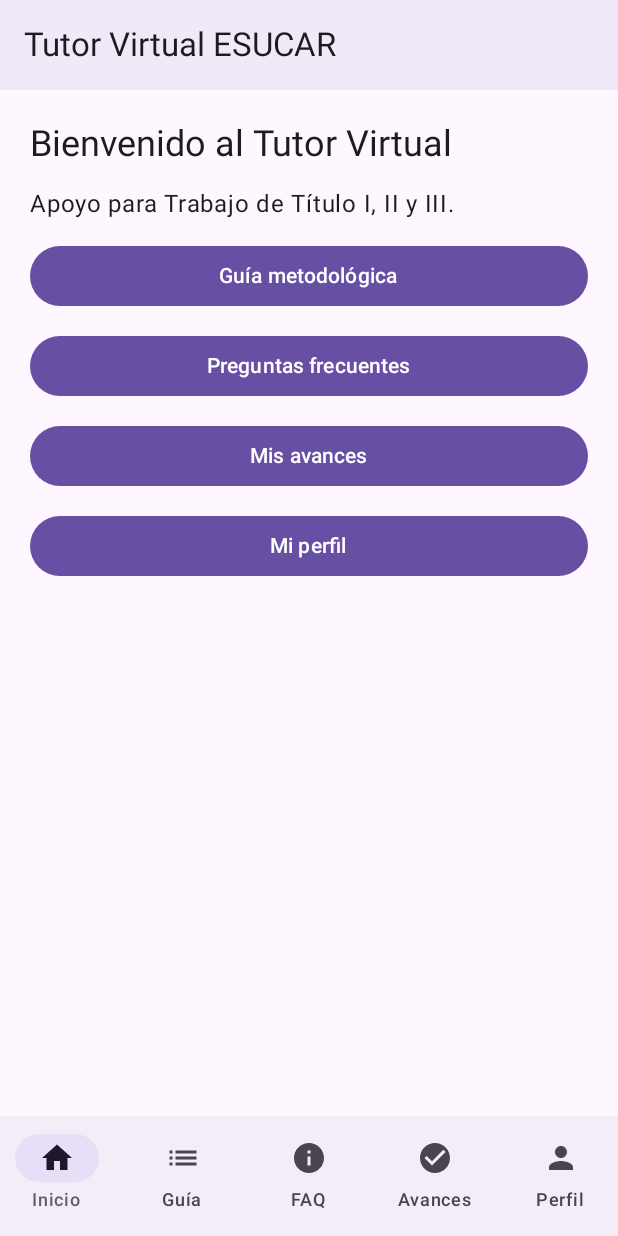
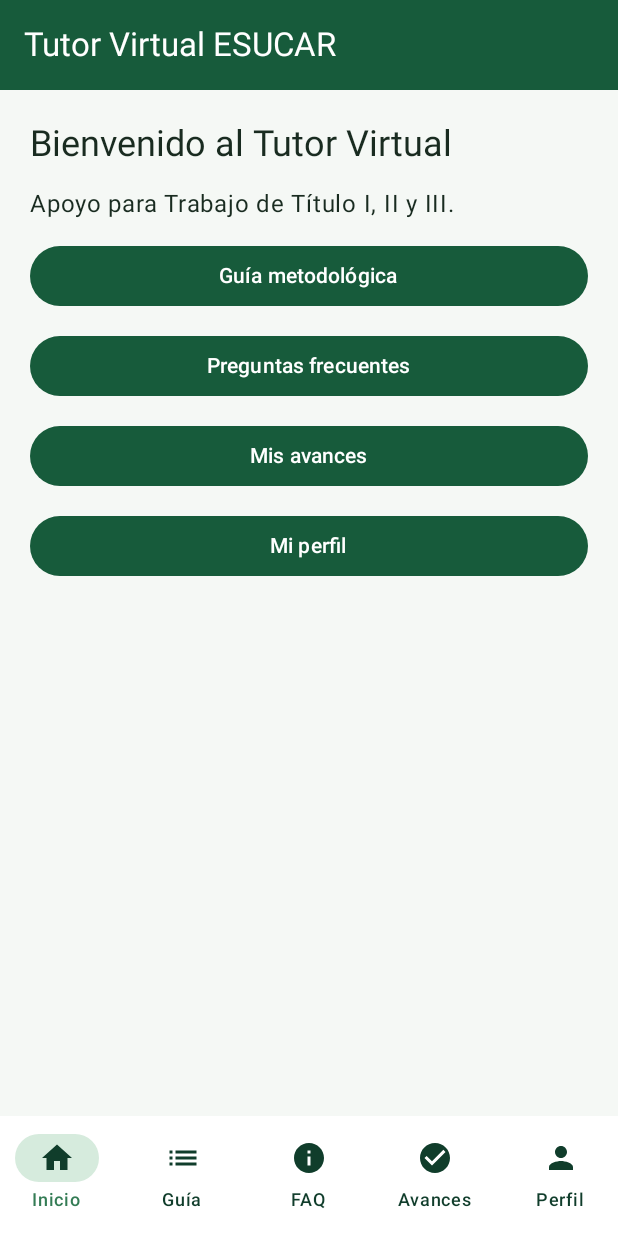
Before and after one commit to KevinValdebenito/TutorVirtualESUCAR, an Android app built with Jetpack Compose: the screen it shows after launch (MainActivity), on a phone screen of 412 x 824 dp. Run offline under Robolectric (Android 15) with nearby library versions, the phone set to English and light mode, and no system bars.

Commit message:
Cambio de estetica

```diff
--- a/app/src/main/java/cl/duoc/tutorvirtual/MainActivity.kt
+++ b/app/src/main/java/cl/duoc/tutorvirtual/MainActivity.kt
@@ -26,6 +26,7 @@ import cl.duoc.tutorvirtual.ui.screens.GuiaMetodologicaScreen
 import cl.duoc.tutorvirtual.ui.screens.FaqScreen
 import cl.duoc.tutorvirtual.ui.screens.AvancesScreen
 import cl.duoc.tutorvirtual.ui.screens.PerfilScreen
+import cl.duoc.tutorvirtual.ui.theme.TutorVirtualESUCARTheme
 
 class MainActivity : ComponentActivity() {
 
@@ -33,7 +34,7 @@ class MainActivity : ComponentActivity() {
         super.onCreate(savedInstanceState)
 
         setContent {
-            MaterialTheme {
+            TutorVirtualESUCARTheme {
                 TutorVirtualApp()
             }
         }
@@ -50,7 +51,9 @@ fun TutorVirtualApp() {
 
     Scaffold(
         topBar = {
-            Surface(tonalElevation = 3.dp) {
+            Surface(color = MaterialTheme.colorScheme.primary,
+                contentColor = MaterialTheme.colorScheme.onPrimary,
+                tonalElevation = 3.dp) {
                 Text(
                     text = "Tutor Virtual ESUCAR",
                     style = MaterialTheme.typography.titleLarge,
@@ -62,7 +65,7 @@ fun TutorVirtualApp() {
         },
 
         bottomBar = {
-            NavigationBar {
+            NavigationBar(containerColor = MaterialTheme.colorScheme.surface) {
 
                 NavigationBarItem(
                     selected = ruta == "inicio",
--- a/app/src/main/java/cl/duoc/tutorvirtual/ui/theme/Color.kt
+++ b/app/src/main/java/cl/duoc/tutorvirtual/ui/theme/Color.kt
@@ -2,10 +2,19 @@ package cl.duoc.tutorvirtual.ui.theme
 
 import androidx.compose.ui.graphics.Color
 
-val Purple80 = Color(0xFFD0BCFF)
-val PurpleGrey80 = Color(0xFFCCC2DC)
-val Pink80 = Color(0xFFEFB8C8)
 
-val Purple40 = Color(0xFF6650a4)
-val PurpleGrey40 = Color(0xFF625b71)
-val Pink40 = Color(0xFF7D5260)
+val VerdeInstitucional = Color(0xFF175B3B)
+val VerdeProfundo = Color(0xFF103D2B)
+val VerdeIntermedio = Color(0xFF347C55)
+val VerdeClaro = Color(0xFFD6EBDD)
+
+
+val Blanco = Color(0xFFFFFFFF)
+val FondoClaro = Color(0xFFF5F8F5)
+val TextoOscuro = Color(0xFF192B20)
+val GrisVerde = Color(0xFF52665A)
+
+
+val FondoOscuro = Color(0xFF101A15)
+val SuperficieOscura = Color(0xFF1B2920)
+val ColorVerdeModoOscuro = Color(0xFFA9D8B8)
--- a/app/src/main/java/cl/duoc/tutorvirtual/ui/theme/Theme.kt
+++ b/app/src/main/java/cl/duoc/tutorvirtual/ui/theme/Theme.kt
@@ -1,57 +1,72 @@
 package cl.duoc.tutorvirtual.ui.theme
 
-import android.app.Activity
-import android.os.Build
 import androidx.compose.foundation.isSystemInDarkTheme
 import androidx.compose.material3.MaterialTheme
 import androidx.compose.material3.darkColorScheme
-import androidx.compose.material3.dynamicDarkColorScheme
-import androidx.compose.material3.dynamicLightColorScheme
 import androidx.compose.material3.lightColorScheme
 import androidx.compose.runtime.Composable
-import androidx.compose.ui.platform.LocalContext
+
+private val LightColorScheme = lightColorScheme(
+    primary = VerdeInstitucional,
+    onPrimary = Blanco,
+    primaryContainer = VerdeClaro,
+    onPrimaryContainer = VerdeProfundo,
+
+    secondary = VerdeIntermedio,
+    onSecondary = Blanco,
+    secondaryContainer = VerdeClaro,
+    onSecondaryContainer = VerdeProfundo,
+
+    tertiary = GrisVerde,
+    onTertiary = Blanco,
+
+    background = FondoClaro,
+    onBackground = TextoOscuro,
+
+    surface = Blanco,
+    onSurface = TextoOscuro,
+
+    surfaceVariant = VerdeClaro,
+    onSurfaceVariant = VerdeProfundo,
+
+    outline = GrisVerde
+)
 
 private val DarkColorScheme = darkColorScheme(
-    primary = Purple80,
-    secondary = PurpleGrey80,
-    tertiary = Pink80
-)
+    primary = ColorVerdeModoOscuro,
+    onPrimary = VerdeProfundo,
+    primaryContainer = VerdeInstitucional,
+    onPrimaryContainer = Blanco,
 
-private val LightColorScheme = lightColorScheme(
-    primary = Purple40,
-    secondary = PurpleGrey40,
-    tertiary = Pink40
+    secondary = ColorVerdeModoOscuro,
+    onSecondary = VerdeProfundo,
 
-    /* Other default colors to override
-    background = Color(0xFFFFFBFE),
-    surface = Color(0xFFFFFBFE),
-    onPrimary = Color.White,
-    onSecondary = Color.White,
-    onTertiary = Color.White,
-    onBackground = Color(0xFF1C1B1F),
-    onSurface = Color(0xFF1C1B1F),
-    */
+    tertiary = VerdeClaro,
+    onTertiary = VerdeProfundo,
+
+    background = FondoOscuro,
+    onBackground = Blanco,
+
+    surface = SuperficieOscura,
+    onSurface = Blanco,
+
+    surfaceVariant = VerdeProfundo,
+    onSurfaceVariant = VerdeClaro,
+
+    outline = VerdeClaro
 )
 
 @Composable
 fun TutorVirtualESUCARTheme(
     darkTheme: Boolean = isSystemInDarkTheme(),
-    // Dynamic color is available on Android 12+
-    dynamicColor: Boolean = true,
     content: @Composable () -> Unit
 ) {
-    val colorScheme = when {
-        dynamicColor && Build.VERSION.SDK_INT >= Build.VERSION_CODES.S -> {
-            val context = LocalContext.current
-            if (darkTheme) dynamicDarkColorScheme(context) else dynamicLightColorScheme(context)
-        }
-
-        darkTheme -> DarkColorScheme
-        else -> LightColorScheme
-    }
-
     MaterialTheme(
-        colorScheme = colorScheme,
+        colorScheme = if (darkTheme) {
+            DarkColorScheme
+        } else {
+            LightColorScheme
+        },
         typography = Typography,
         content = content
     )
```
Also changed, not shown: app/src/main/res/values/colors.xml (+6 -6 lines).
